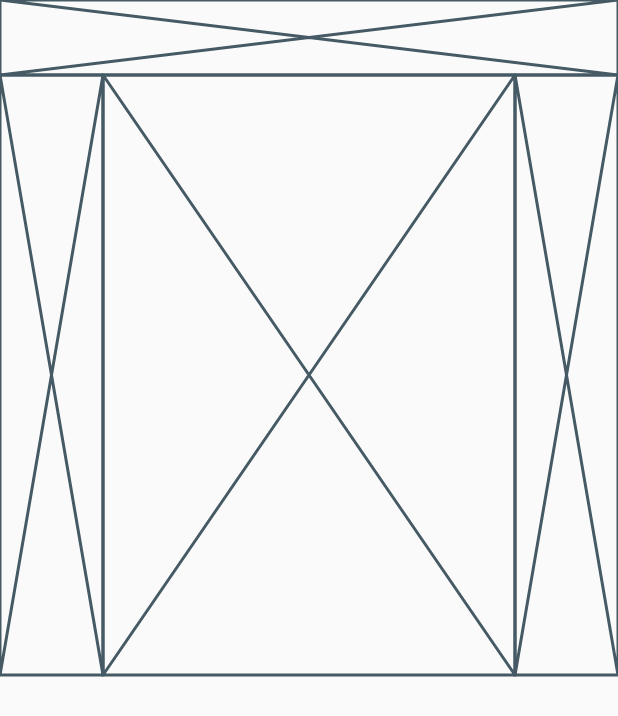
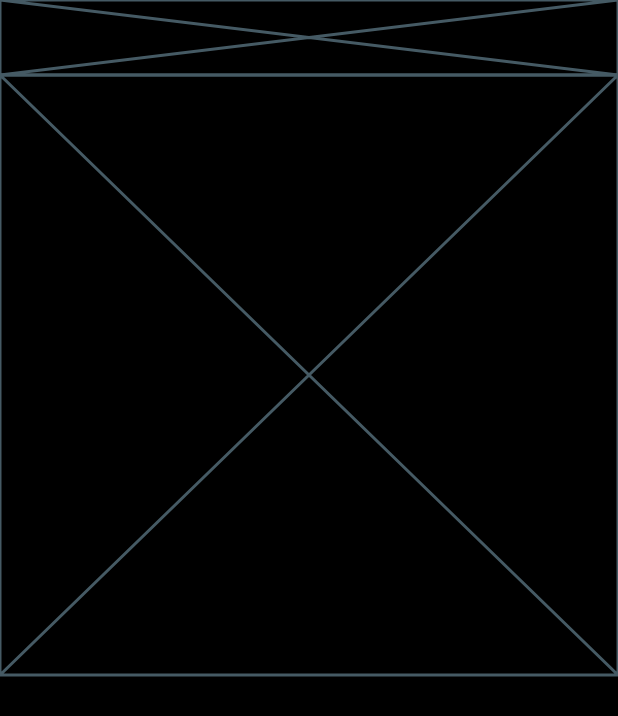
Before and after one commit to truemagic-dev/Wrozky-flatter-prototype, a Flutter app: the screen it shows after launch, on a phone screen of 412 x 824 dp. Shown: the top 716 px of the screen. Run offline on Flutter 3.47's test engine with Material 2 defaults, Android fonts, the phone set to English and light mode, and no system bars.

Commit message:
Fix window size restriction

```diff
--- a/lib/main.dart
+++ b/lib/main.dart
@@ -11,10 +11,18 @@ class MagicExistApp extends StatelessWidget {
 
   @override
   Widget build(BuildContext context) {
+    // var mainColor = Color.fromRGBO(156, 38, 31, 1);
+    var mainColor = Color.fromRGBO(148, 13, 13, 1.0);
+
     return MaterialApp(
       title: 'TEST TITLE',
       theme: ThemeData(
-        primarySwatch: Colors.blue,
+        primaryColor: mainColor,
+        backgroundColor: Colors.black,
+        textTheme: Theme.of(context).textTheme.apply(
+          bodyColor: mainColor,
+          displayColor: mainColor
+        )
       ),
       home: const MagicExistMainWidget(),
     );
@@ -27,19 +35,21 @@ class MagicExistMainWidget extends StatelessWidget {
   @override
   Widget build(BuildContext context) {
     return Scaffold(
-      body: Column(
+      backgroundColor: Theme.of(context).backgroundColor,
+      body: SingleChildScrollView(
+        child: Column(
         children: [
           Row(children: [Expanded(child: MagicExistNavBar())]),
           Row(
             mainAxisAlignment: MainAxisAlignment.center,
             children: [
-              Expanded(child: Placeholder()),
+              // Expanded(child: Container()),
               Expanded(flex: 4, child: MagicExistMainContent()),
-              Expanded(child: Placeholder())
+              // Expanded(child: Container())
             ],
           )
         ],
       ),
-    );
+    ));
   }
 }
```
